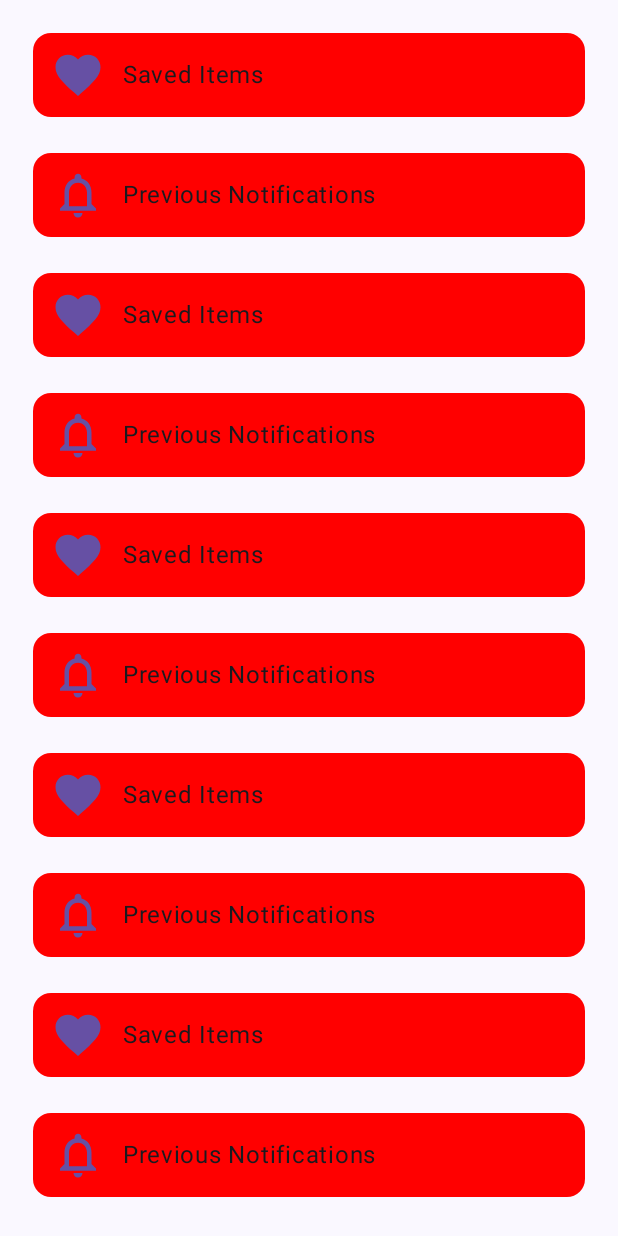
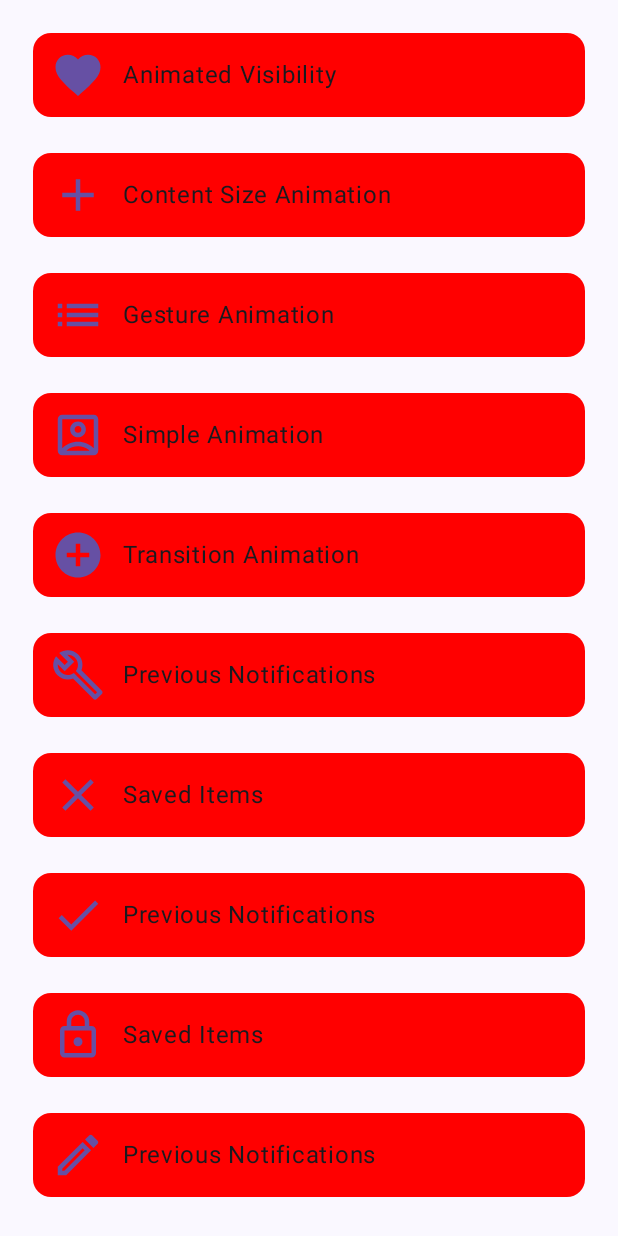
Before and after one commit to bekaweirdo/Animations, an Android app built with Jetpack Compose: the screen it shows after launch (MainActivity), on a phone screen of 412 x 824 dp. Run offline under Robolectric (Android 15) with nearby library versions, the light colour scheme and no system bars.

Commit message:
# Add new activity and make it more handy

```diff
--- a/app/src/main/AndroidManifest.xml
+++ b/app/src/main/AndroidManifest.xml
@@ -35,6 +35,9 @@
 
         <activity android:name=".content_size.ContentSizeAnimationActivity"
             android:theme="@style/Theme.Animations" />
+
+        <activity android:name=".gesture.GestureAnimationActivity"
+            android:theme="@style/Theme.Animations" />
     </application>
 
 </manifest>
--- a/app/src/main/java/com/bekka/animations/data/DataProvider.kt
+++ b/app/src/main/java/com/bekka/animations/data/DataProvider.kt
@@ -1,22 +1,39 @@
 package com.bekka.animations.data
 
 import androidx.compose.material.icons.Icons
+import androidx.compose.material.icons.outlined.AccountBox
+import androidx.compose.material.icons.outlined.Add
+import androidx.compose.material.icons.outlined.AddCircle
+import androidx.compose.material.icons.outlined.Build
+import androidx.compose.material.icons.outlined.Clear
+import androidx.compose.material.icons.outlined.Create
+import androidx.compose.material.icons.outlined.Done
 import androidx.compose.material.icons.outlined.Favorite
+import androidx.compose.material.icons.outlined.List
+import androidx.compose.material.icons.outlined.Lock
 import androidx.compose.material.icons.outlined.Notifications
 import com.bekka.animations.data.model.AnimationModel
 
 object DataProvider {
 
+    const val ANIMATED_VISIBILITY = "Animated Visibility"
+    const val CONTENT_SIZE_ANIMATION = "Content Size Animation"
+    const val GESTURE_ANIMATION = "Gesture Animation"
+    const val SIMPLE_ANIMATION = "Simple Animation"
+    const val TRANSITION_ANIMATION = "Transition Animation"
+    const val PREVIOUS_NOTIFICATIONS = "Previous Notifications"
+    const val SAVED_ITEMS = "Saved Items"
+
     val optionsList = mutableListOf(
-        AnimationModel(icon = Icons.Outlined.Favorite, option = "Saved Items"),
-        AnimationModel(icon = Icons.Outlined.Notifications, option = "Previous Notifications"),
-        AnimationModel(icon = Icons.Outlined.Favorite, option = "Saved Items"),
-        AnimationModel(icon = Icons.Outlined.Notifications, option = "Previous Notifications"),
-        AnimationModel(icon = Icons.Outlined.Favorite, option = "Saved Items"),
-        AnimationModel(icon = Icons.Outlined.Notifications, option = "Previous Notifications"),
-        AnimationModel(icon = Icons.Outlined.Favorite, option = "Saved Items"),
-        AnimationModel(icon = Icons.Outlined.Notifications, option = "Previous Notifications"),
-        AnimationModel(icon = Icons.Outlined.Favorite, option = "Saved Items"),
-        AnimationModel(icon = Icons.Outlined.Notifications, option = "Previous Notifications")
+        AnimationModel(icon = Icons.Outlined.Favorite, option = ANIMATED_VISIBILITY),
+        AnimationModel(icon = Icons.Outlined.Add, option = CONTENT_SIZE_ANIMATION),
+        AnimationModel(icon = Icons.Outlined.List, option = GESTURE_ANIMATION),
+        AnimationModel(icon = Icons.Outlined.AccountBox, option = SIMPLE_ANIMATION),
+        AnimationModel(icon = Icons.Outlined.AddCircle, option = TRANSITION_ANIMATION),
+        AnimationModel(icon = Icons.Outlined.Build, option = PREVIOUS_NOTIFICATIONS),
+        AnimationModel(icon = Icons.Outlined.Clear, option = SAVED_ITEMS),
+        AnimationModel(icon = Icons.Outlined.Done, option = PREVIOUS_NOTIFICATIONS),
+        AnimationModel(icon = Icons.Outlined.Lock, option = SAVED_ITEMS),
+        AnimationModel(icon = Icons.Outlined.Create, option = PREVIOUS_NOTIFICATIONS)
     )
 }
```
Also changed, not shown: app/src/main/java/com/bekka/animations/MainActivity.kt (+27 -26 lines), app/src/main/java/com/bekka/animations/animated_specs/AnimatedSpecsAnimationActivity.kt (added, +124 -0 lines), app/src/main/java/com/bekka/animations/gesture/GestureAnimationActivity.kt (+51 -42 lines).
